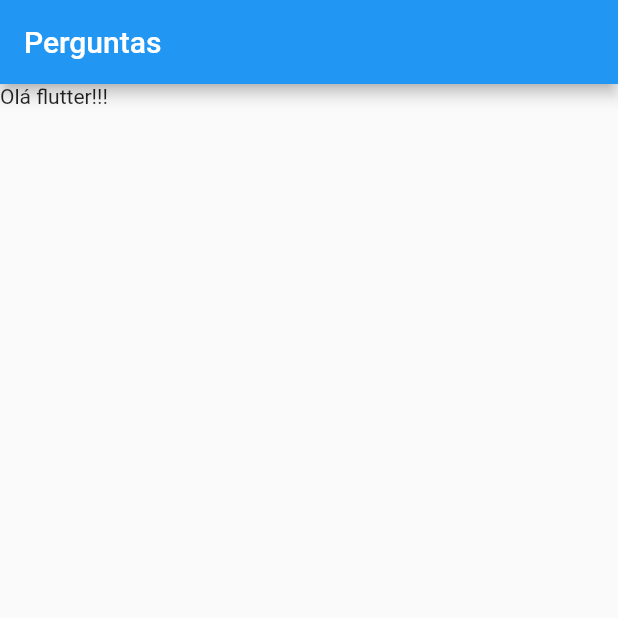
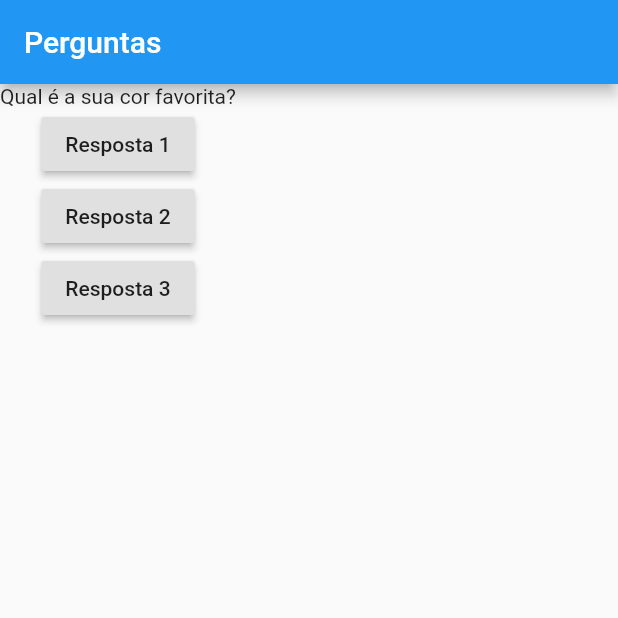
Before and after one commit to wandermoschetta/projeto-perguntas, a Flutter app: the screen it shows after launch, on a phone screen of 412 x 824 dp, the top half of it. Run offline on Flutter 3.47's test engine with Material 2 defaults, Android fonts, the phone set to English and light mode, and no system bars.

Commit message:
criado componente de estado

```diff
--- a/lib/main.dart
+++ b/lib/main.dart
@@ -4,16 +4,58 @@ import 'package:flutter/material.dart';
 
 main() => runApp(PerguntaApp());
 
+class _PerguntaAppState extends State<PerguntaApp> {
+  var _perguntaSelecionada = 0;
 
-class PerguntaApp extends StatelessWidget {
+  void _responder(){
+    setState(() {
+      _perguntaSelecionada++;
+    });
+
+    print(_perguntaSelecionada);
+  }
+
+  @override
   Widget build(BuildContext context){
+    final perguntas = [
+      'Qual é a sua cor favorita?',
+      'Qual é o seu animal favorito?',
+    ];
+
     return MaterialApp(
       home: Scaffold(
         appBar: AppBar(
           title: Text('Perguntas') ,
         ),
-        body: Text('Olá flutter!!!'),
+        body: Column(
+          children: <Widget>[
+            Text(perguntas[_perguntaSelecionada]),
+            RaisedButton(
+              child: Text('Resposta 1'),
+              onPressed: _responder,
+            ),
+            RaisedButton(
+              child: Text('Resposta 2'),
+              onPressed: _responder,
+            ),
+            RaisedButton(
+              child: Text('Resposta 3'),
+              onPressed: _responder,
+            ),
+          ],
+
+        ),
       ),
     );
   }
+
 }
+
+class PerguntaApp extends StatefulWidget {
+
+  _PerguntaAppState createState() {
+    return _PerguntaAppState();
+  }
+
+
+}
```
